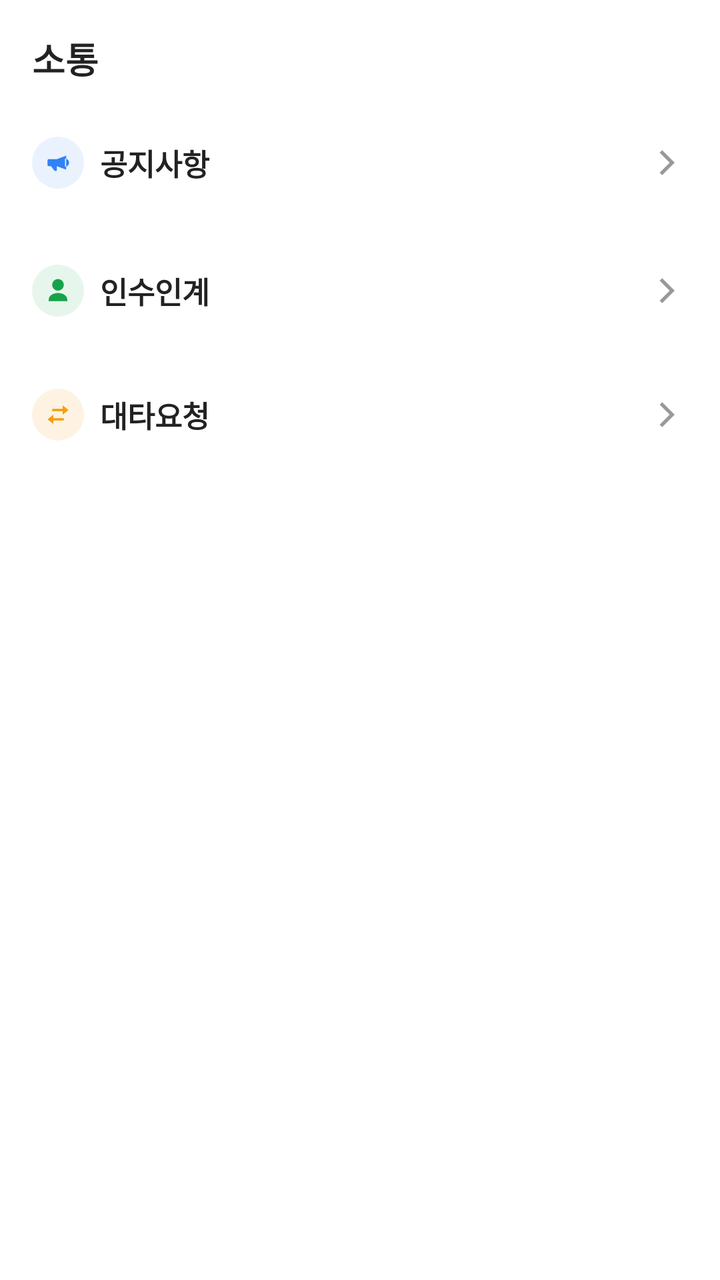
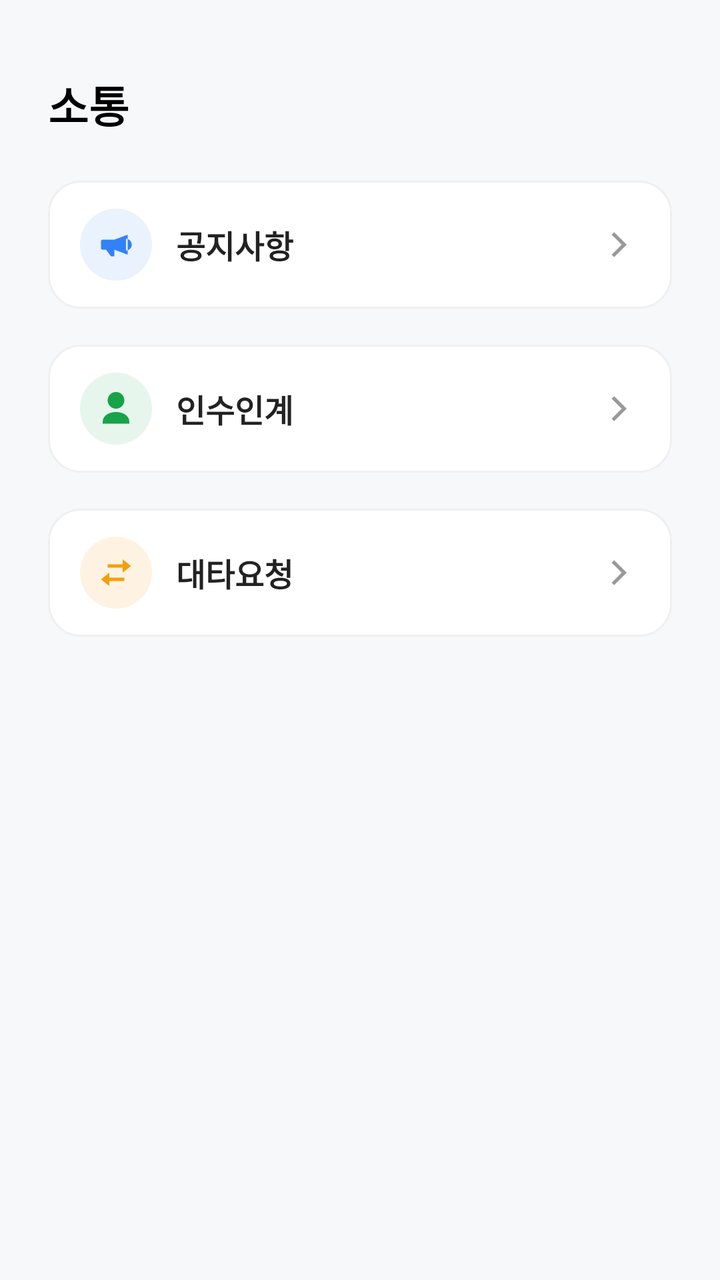

Screens rendered from an Android XML layout before and after an edit, with the pre-edit source and the edit as a unified diff.
<!-- AndroidManifest.xml: application theme Theme.PTManagerEmployee -->
<!-- res/layout/fragment_communication.xml -->
<?xml version="1.0" encoding="utf-8"?>
<androidx.core.widget.NestedScrollView xmlns:android="http://schemas.android.com/apk/res/android"
    android:layout_width="match_parent"
    android:layout_height="match_parent"
    android:background="@color/white"
    android:fillViewport="true">

    <LinearLayout
        android:layout_width="match_parent"
        android:layout_height="wrap_content"
        android:orientation="vertical"
        android:paddingHorizontal="16dp"
        android:paddingTop="16dp"
        android:paddingBottom="24dp">

        <TextView
            android:layout_width="wrap_content"
            android:layout_height="wrap_content"
            android:text="소통"
            android:textColor="@color/text_primary"
            android:textSize="18sp"
            android:textStyle="bold" />

        
        <LinearLayout
            android:id="@+id/btn_notice_header"
            android:layout_width="match_parent"
            android:layout_height="wrap_content"
            android:layout_marginTop="20dp"
            android:orientation="horizontal"
            android:gravity="center_vertical"
            android:paddingVertical="6dp"
            android:foreground="?attr/selectableItemBackground">

            <ImageView
                android:layout_width="26dp"
                android:layout_height="26dp"
                android:padding="6dp"
                android:background="@drawable/bg_circle_notice"
                android:src="@drawable/ic_megaphone"
                android:tint="@color/cat_notice"
                android:contentDescription="공지사항" />

            <TextView
                android:layout_width="0dp"
                android:layout_height="wrap_content"
                android:layout_weight="1"
                android:layout_marginStart="8dp"
                android:text="공지사항"
                android:textColor="@color/text_primary"
                android:textSize="15sp"
                android:textStyle="bold" />

            <ImageView
                android:layout_width="20dp"
                android:layout_height="20dp"
                android:src="@drawable/ic_back"
                android:scaleX="-1"
                android:tint="@color/text_tertiary"
                android:contentDescription="공지사항 전체 보기" />
        </LinearLayout>

        <LinearLayout
            android:id="@+id/panel_notice"
            android:layout_width="match_parent"
            android:layout_height="wrap_content"
            android:layout_marginTop="2dp"
            android:orientation="vertical">

            <TextView
                android:id="@+id/tv_notice_empty"
                android:layout_width="match_parent"
                android:layout_height="wrap_content"
                android:layout_marginTop="16dp"
                android:gravity="center"
                android:text="등록된 공지가 없습니다."
                android:textColor="@color/text_tertiary"
                android:textSize="12sp"
                android:visibility="gone" />
        </LinearLayout>

        
        <LinearLayout
            android:id="@+id/btn_handover_header"
            android:layout_width="match_parent"
            android:layout_height="wrap_content"
            android:layout_marginTop="24dp"
            android:orientation="horizontal"
            android:gravity="center_vertical"
            android:paddingVertical="6dp"
            android:foreground="?attr/selectableItemBackground">

            <ImageView
                android:layout_width="26dp"
                android:layout_height="26dp"
                android:padding="6dp"
                android:background="@drawable/bg_circle_handover"
                android:src="@drawable/ic_person"
                android:tint="@color/cat_handover"
                android:contentDescription="인수인계" />

            <TextView
                android:layout_width="0dp"
                android:layout_height="wrap_content"
                android:layout_weight="1"
                android:layout_marginStart="8dp"
                android:text="인수인계"
                android:textColor="@color/text_primary"
                android:textSize="15sp"
                android:textStyle="bold" />

            <ImageView
                android:layout_width="20dp"
                android:layout_height="20dp"
                android:src="@drawable/ic_back"
                android:scaleX="-1"
                android:tint="@color/text_tertiary"
                android:contentDescription="인수인계 노트 전체 보기" />
        </LinearLayout>

        <LinearLayout
            android:id="@+id/panel_handover"
            android:layout_width="match_parent"
            android:layout_height="wrap_content"
            android:orientation="vertical">

            <TextView
                android:id="@+id/tv_handover_empty"
                android:layout_width="match_parent"
                android:layout_height="wrap_content"
                android:layout_marginTop="12dp"
                android:gravity="center"
                android:text="등록된 인수인계가 없습니다."
                android:textColor="@color/text_tertiary"
                android:textSize="12sp"
                android:visibility="gone" />
        </LinearLayout>

        
        <LinearLayout
            android:id="@+id/btn_swap_header"
            android:layout_width="match_parent"
            android:layout_height="wrap_content"
            android:layout_marginTop="24dp"
            android:orientation="horizontal"
            android:gravity="center_vertical"
            android:paddingVertical="6dp"
            android:foreground="?attr/selectableItemBackground">

            <ImageView
                android:layout_width="26dp"
                android:layout_height="26dp"
                android:padding="6dp"
                android:background="@drawable/bg_circle_swap"
                android:src="@drawable/ic_swap"
                android:tint="@color/cat_swap"
                android:contentDescription="대타" />

            <TextView
                android:layout_width="0dp"
                android:layout_height="wrap_content"
                android:layout_weight="1"
                android:layout_marginStart="8dp"
                android:text="대타요청"
                android:textColor="@color/text_primary"
                android:textSize="15sp"
                android:textStyle="bold" />

            <ImageView
                android:layout_width="20dp"
                android:layout_height="20dp"
                android:src="@drawable/ic_back"
                android:scaleX="-1"
                android:tint="@color/text_tertiary"
                android:contentDescription="대타 구인 목록 · 지원하기" />
        </LinearLayout>

        <LinearLayout
            android:id="@+id/panel_swap"
            android:layout_width="match_parent"
            android:layout_height="wrap_content"
            android:orientation="vertical">

            <TextView
                android:id="@+id/tv_swap_empty"
                android:layout_width="match_parent"
                android:layout_height="wrap_content"
                android:layout_marginTop="12dp"
                android:gravity="center"
                android:text="지원 가능한 대타가 없습니다."
                android:textColor="@color/text_tertiary"
                android:textSize="12sp"
                android:visibility="gone" />
        </LinearLayout>

    </LinearLayout>
</androidx.core.widget.NestedScrollView>
<!-- resources referenced by this layout -->
<resources>
  <color name="cat_handover">#16A34A</color>
  <color name="cat_notice">#3182F6</color>
  <color name="cat_swap">#F59E0B</color>
  <color name="text_primary">#222222</color>
  <color name="text_tertiary">#999999</color>
  <color name="white">#FFFFFFFF</color>
  <!-- drawable bg_circle_handover (drawable) -->
  <?xml version="1.0" encoding="utf-8"?>
  <shape xmlns:android="http://schemas.android.com/apk/res/android" android:shape="oval">
      <solid android:color="@color/cat_handover_bg" />
  </shape>
  <!-- drawable bg_circle_notice (drawable) -->
  <?xml version="1.0" encoding="utf-8"?>
  <shape xmlns:android="http://schemas.android.com/apk/res/android" android:shape="oval">
      <solid android:color="@color/cat_notice_bg" />
  </shape>
  <!-- drawable bg_circle_swap (drawable) -->
  <?xml version="1.0" encoding="utf-8"?>
  <shape xmlns:android="http://schemas.android.com/apk/res/android" android:shape="oval">
      <solid android:color="@color/cat_swap_bg" />
  </shape>
  <!-- drawable ic_back (drawable) -->
  <vector xmlns:android="http://schemas.android.com/apk/res/android"
      android:width="24dp" android:height="24dp"
      android:viewportWidth="24" android:viewportHeight="24">
      <path android:fillColor="#222222"
          android:pathData="M15.5,4.5l-7.5,7.5l7.5,7.5l1.5,-1.5l-6,-6l6,-6z" />
  </vector>
  <!-- drawable ic_megaphone (drawable) -->
  <vector xmlns:android="http://schemas.android.com/apk/res/android"
      android:width="24dp" android:height="24dp"
      android:viewportWidth="24" android:viewportHeight="24"
      android:tint="@color/nav_item_tint">
      <path android:fillColor="@android:color/white"
          android:pathData="M3,10v4a1,1 0,0 0,1 1h2l3,4h2v-4l8,3V6L11,9H4A1,1 0,0 0,3 10zM18,8.5a3.5,3.5 0,0 1,0 7z" />
  </vector>
  <!-- drawable ic_person (drawable) -->
  <vector xmlns:android="http://schemas.android.com/apk/res/android"
      android:width="24dp" android:height="24dp"
      android:viewportWidth="24" android:viewportHeight="24"
      android:tint="@color/nav_item_tint">
      <path android:fillColor="@android:color/white"
          android:pathData="M12,12a5,5 0,1 0,-5 -5A5,5 0,0 0,12 12zM12,14c-4,0 -8,2 -8,6v1h16v-1C20,16 16,14 12,14z" />
  </vector>
  <!-- drawable ic_swap (drawable) -->
  <vector xmlns:android="http://schemas.android.com/apk/res/android"
      android:width="24dp" android:height="24dp"
      android:viewportWidth="24" android:viewportHeight="24"
      android:tint="@color/nav_item_tint">
      <path android:fillColor="@android:color/white"
          android:pathData="M7,7h9V4l5,4 -5,4V9H7zM17,17H8v3l-5,-4 5,-4v3h9z" />
  </vector>
  <style name="Theme.PTManagerEmployee" parent="Base.Theme.PTManagerEmployee" />
  <color name="cat_handover_bg">#E7F6EC</color>
  <color name="cat_notice_bg">#EAF2FE</color>
  <color name="cat_swap_bg">#FEF3E2</color>
  <color name="brand_blue">#3182F6</color>
  <color name="brand_blue_chip">#DBE7FF</color>
  <!-- unchanged entries left out for length: 1 -->
</resources>

<!-- the commit's change to res/layout/fragment_communication.xml (unified diff, before → after) -->
@@ -1,121 +1,128 @@
 <?xml version="1.0" encoding="utf-8"?>
 <androidx.core.widget.NestedScrollView xmlns:android="http://schemas.android.com/apk/res/android"
+    xmlns:tools="http://schemas.android.com/tools"
+    xmlns:app="http://schemas.android.com/apk/res-auto"
     android:layout_width="match_parent"
     android:layout_height="match_parent"
-    android:background="@color/white"
-    android:fillViewport="true">
+    android:background="@color/surface_gray"
+    android:fillViewport="true"
+    tools:ignore="HardcodedText">
 
     <LinearLayout
         android:layout_width="match_parent"
         android:layout_height="wrap_content"
         android:orientation="vertical"
-        android:paddingHorizontal="16dp"
-        android:paddingTop="16dp"
-        android:paddingBottom="24dp">
+        android:paddingHorizontal="24dp"
+        android:paddingTop="36dp"
+        android:paddingBottom="28dp">
 
         <TextView
             android:layout_width="wrap_content"
             android:layout_height="wrap_content"
             android:text="소통"
-            android:textColor="@color/text_primary"
-            android:textSize="18sp"
+            android:textColor="@color/black"
+            android:textSize="22sp"
             android:textStyle="bold" />
 
-        
         <LinearLayout
             android:id="@+id/btn_notice_header"
             android:layout_width="match_parent"
             android:layout_height="wrap_content"
-            android:layout_marginTop="20dp"
+            android:layout_marginTop="22dp"
+            android:background="@drawable/bg_home_news_card"
+            android:foreground="?attr/selectableItemBackground"
+            android:gravity="center_vertical"
             android:orientation="horizontal"
-            android:gravity="center_vertical"
-            android:paddingVertical="6dp"
-            android:foreground="?attr/selectableItemBackground">
-
-            <ImageView
-                android:layout_width="26dp"
-                android:layout_height="26dp"
-                android:padding="6dp"
+            android:paddingHorizontal="16dp"
+            android:paddingVertical="14dp">
+
+            <ImageView
+                android:layout_width="36dp"
+                android:layout_height="36dp"
                 android:background="@drawable/bg_circle_notice"
+                android:contentDescription="공지사항"
+                android:padding="8dp"
                 android:src="@drawable/ic_megaphone"
-                android:tint="@color/cat_notice"
-                android:contentDescription="공지사항" />
+                app:tint="@color/cat_notice" />
 
             <TextView
                 android:layout_width="0dp"
                 android:layout_height="wrap_content"
+                android:layout_marginStart="12dp"
                 android:layout_weight="1"
-                android:layout_marginStart="8dp"
                 android:text="공지사항"
                 android:textColor="@color/text_primary"
-                android:textSize="15sp"
+                android:textSize="16sp"
                 android:textStyle="bold" />
 
             <ImageView
                 android:layout_width="20dp"
                 android:layout_height="20dp"
+                android:contentDescription="공지사항 전체 보기"
+                android:scaleX="-1"
                 android:src="@drawable/ic_back"
-                android:scaleX="-1"
-                android:tint="@color/text_tertiary"
-                android:contentDescription="공지사항 전체 보기" />
+                app:tint="@color/text_tertiary" />
         </LinearLayout>
 
         <LinearLayout
             android:id="@+id/panel_notice"
             android:layout_width="match_parent"
             android:layout_height="wrap_content"
-            android:layout_marginTop="2dp"
             android:orientation="vertical">
 
             <TextView
                 android:id="@+id/tv_notice_empty"
                 android:layout_width="match_parent"
                 android:layout_height="wrap_content"
-                android:layout_marginTop="16dp"
+                android:layout_marginTop="10dp"
+                android:background="@drawable/bg_home_news_card"
                 android:gravity="center"
+                android:paddingHorizontal="18dp"
+                android:paddingVertical="22dp"
                 android:text="등록된 공지가 없습니다."
                 android:textColor="@color/text_tertiary"
-                android:textSize="12sp"
+                android:textSize="13sp"
                 android:visibility="gone" />
         </LinearLayout>
 
-        
         <LinearLayout
             android:id="@+id/btn_handover_header"
             android:layout_width="match_parent"
             android:layout_height="wrap_content"
-            android:layout_marginTop="24dp"
+            android:layout_marginTop="18dp"
+            android:background="@drawable/bg_home_news_card"
+            android:foreground="?attr/selectableItemBackground"
+            android:gravity="center_vertical"
             android:orientation="horizontal"
-            android:gravity="center_vertical"
-            android:paddingVertical="6dp"
-            android:foreground="?attr/selectableItemBackground">
-
-            <ImageView
-                android:layout_width="26dp"
-                android:layout_height="26dp"
-                android:padding="6dp"
+            android:paddingHorizontal="16dp"
+            android:paddingVertical="14dp">
+
+            <ImageView
+                android:layout_width="36dp"
+                android:layout_height="36dp"
                 android:background="@drawable/bg_circle_handover"
+                android:contentDescription="인수인계"
+                android:padding="8dp"
                 android:src="@drawable/ic_person"
-                android:tint="@color/cat_handover"
-                android:contentDescription="인수인계" />
+                app:tint="@color/cat_handover" />
 
             <TextView
                 android:layout_width="0dp"
                 android:layout_height="wrap_content"
+                android:layout_marginStart="12dp"
                 android:layout_weight="1"
-                android:layout_marginStart="8dp"
                 android:text="인수인계"
                 android:textColor="@color/text_primary"
-                android:textSize="15sp"
+                android:textSize="16sp"
                 android:textStyle="bold" />
 
             <ImageView
                 android:layout_width="20dp"
                 android:layout_height="20dp"
+                android:contentDescription="인수인계 전체 보기"
+                android:scaleX="-1"
                 android:src="@drawable/ic_back"
-                android:scaleX="-1"
-                android:tint="@color/text_tertiary"
-                android:contentDescription="인수인계 노트 전체 보기" />
+                app:tint="@color/text_tertiary" />
         </LinearLayout>
 
         <LinearLayout
@@ -128,51 +135,55 @@
                 android:id="@+id/tv_handover_empty"
                 android:layout_width="match_parent"
                 android:layout_height="wrap_content"
-                android:layout_marginTop="12dp"
+                android:layout_marginTop="10dp"
+                android:background="@drawable/bg_home_news_card"
                 android:gravity="center"
+                android:paddingHorizontal="18dp"
+                android:paddingVertical="22dp"
                 android:text="등록된 인수인계가 없습니다."
                 android:textColor="@color/text_tertiary"
-                android:textSize="12sp"
+                android:textSize="13sp"
                 android:visibility="gone" />
         </LinearLayout>
 
-        
         <LinearLayout
             android:id="@+id/btn_swap_header"
             android:layout_width="match_parent"
             android:layout_height="wrap_content"
-            android:layout_marginTop="24dp"
+            android:layout_marginTop="18dp"
+            android:background="@drawable/bg_home_news_card"
+            android:foreground="?attr/selectableItemBackground"
+            android:gravity="center_vertical"
             android:orientation="horizontal"
-            android:gravity="center_vertical"
-            android:paddingVertical="6dp"
-            android:foreground="?attr/selectableItemBackground">
-
-            <ImageView
-                android:layout_width="26dp"
-                android:layout_height="26dp"
-                android:padding="6dp"
+            android:paddingHorizontal="16dp"
+            android:paddingVertical="14dp">
+
+            <ImageView
+                android:layout_width="36dp"
+                android:layout_height="36dp"
                 android:background="@drawable/bg_circle_swap"
+                android:contentDescription="대타요청"
+                android:padding="8dp"
                 android:src="@drawable/ic_swap"
-                android:tint="@color/cat_swap"
-                android:contentDescription="대타" />
+                app:tint="@color/cat_swap" />
 
             <TextView
                 android:layout_width="0dp"
                 android:layout_height="wrap_content"
+                android:layout_marginStart="12dp"
                 android:layout_weight="1"
-                android:layout_marginStart="8dp"
                 android:text="대타요청"
                 android:textColor="@color/text_primary"
-                android:textSize="15sp"
+                android:textSize="16sp"
                 android:textStyle="bold" />
 
             <ImageView
                 android:layout_width="20dp"
                 android:layout_height="20dp"
+                android:contentDescription="대타요청 전체 보기"
+                android:scaleX="-1"
                 android:src="@drawable/ic_back"
-                android:scaleX="-1"
-                android:tint="@color/text_tertiary"
-                android:contentDescription="대타 구인 목록 · 지원하기" />
+                app:tint="@color/text_tertiary" />
         </LinearLayout>
 
         <LinearLayout
@@ -185,13 +196,15 @@
                 android:id="@+id/tv_swap_empty"
                 android:layout_width="match_parent"
                 android:layout_height="wrap_content"
-                android:layout_marginTop="12dp"
+                android:layout_marginTop="10dp"
+                android:background="@drawable/bg_home_news_card"
                 android:gravity="center"
+                android:paddingHorizontal="18dp"
+                android:paddingVertical="22dp"
                 android:text="지원 가능한 대타가 없습니다."
                 android:textColor="@color/text_tertiary"
-                android:textSize="12sp"
+                android:textSize="13sp"
                 android:visibility="gone" />
         </LinearLayout>
-
     </LinearLayout>
 </androidx.core.widget.NestedScrollView>
<!-- resource entries referenced after the edit -->
@@ -1,11 +1,14 @@
 <!-- resources referenced by this layout -->
 <resources>
+  <color name="black">#FF000000</color>
   <color name="cat_handover">#16A34A</color>
   <color name="cat_notice">#3182F6</color>
   <color name="cat_swap">#F59E0B</color>
+  <color name="surface_gray">#F7F8FA</color>
   <color name="text_primary">#222222</color>
   <color name="text_tertiary">#999999</color>
   <color name="white">#FFFFFFFF</color>
+  <color name="border_light">#F0F0F0</color>
   <!-- drawable bg_circle_handover (drawable) -->
   <?xml version="1.0" encoding="utf-8"?>
   <shape xmlns:android="http://schemas.android.com/apk/res/android" android:shape="oval">
@@ -20,6 +23,13 @@
   <?xml version="1.0" encoding="utf-8"?>
   <shape xmlns:android="http://schemas.android.com/apk/res/android" android:shape="oval">
       <solid android:color="@color/cat_swap_bg" />
+  </shape>
+  <!-- drawable bg_home_news_card (drawable) -->
+  <?xml version="1.0" encoding="utf-8"?>
+  <shape xmlns:android="http://schemas.android.com/apk/res/android" android:shape="rectangle">
+      <solid android:color="@color/white" />
+      <corners android:radius="16dp" />
+      <stroke android:width="1dp" android:color="@color/border_light" />
   </shape>
   <!-- drawable ic_back (drawable) -->
   <vector xmlns:android="http://schemas.android.com/apk/res/android"
